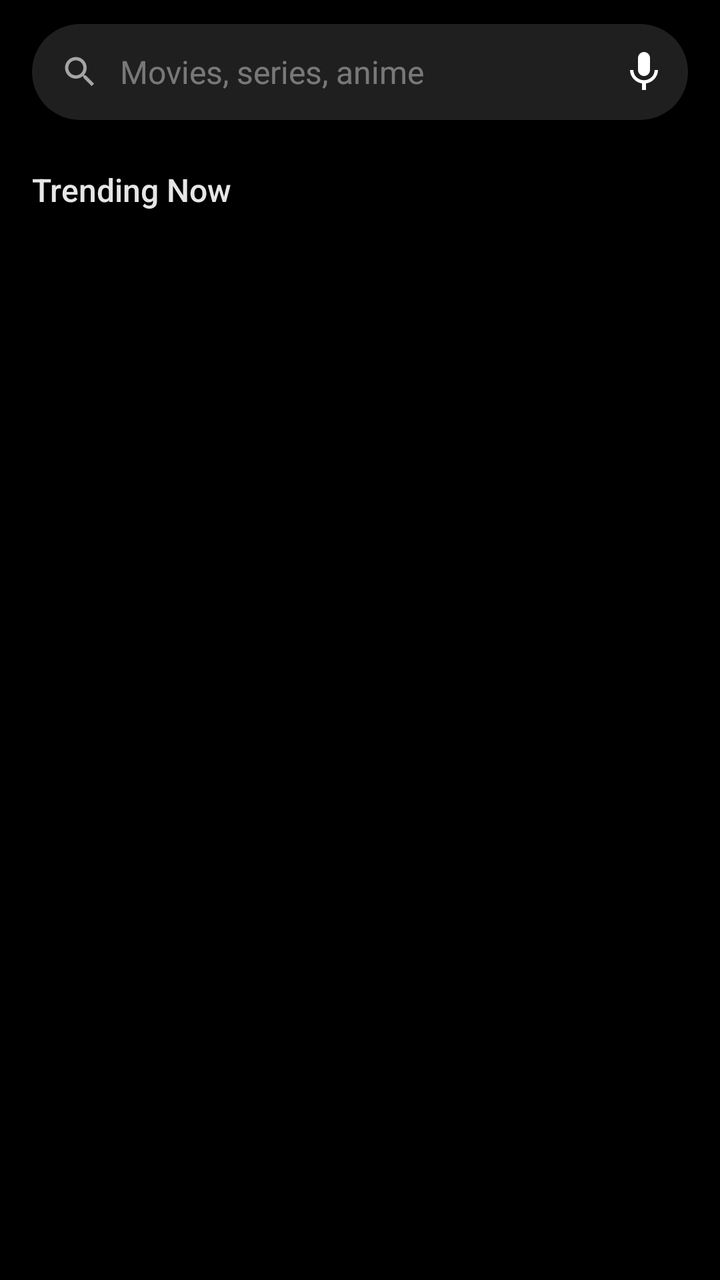
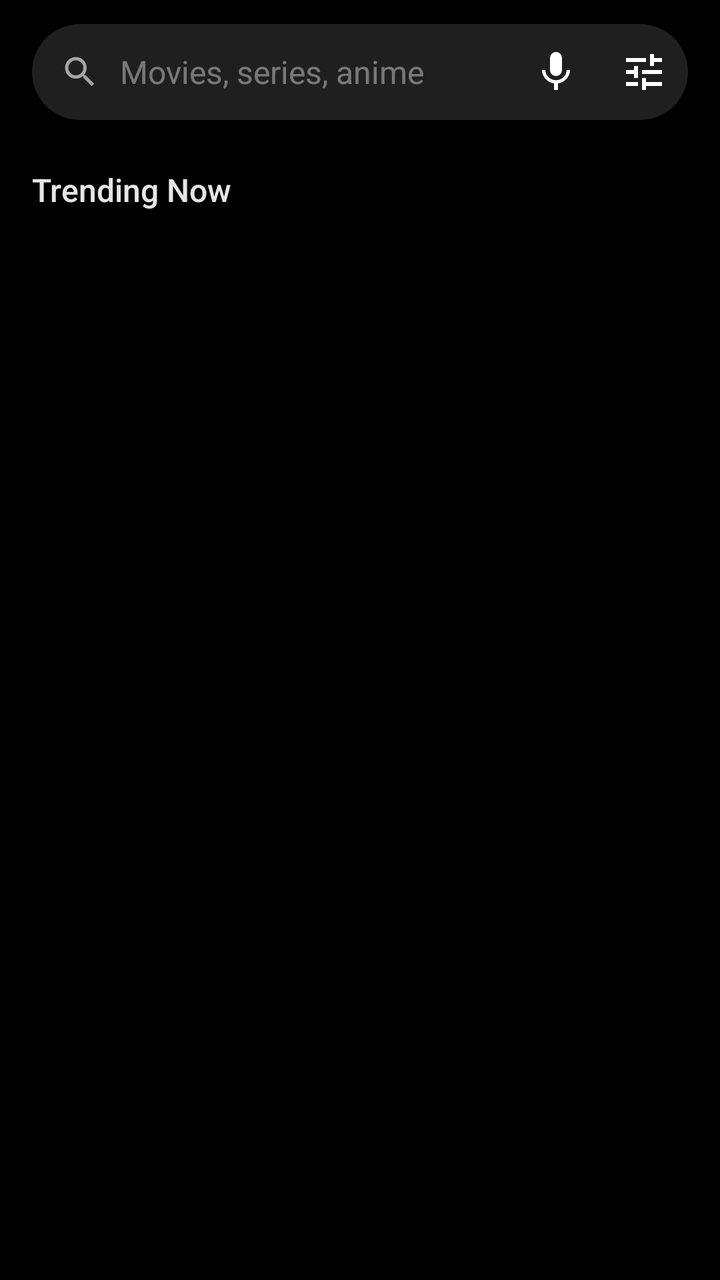

Before-and-after screenshots of an Android layout around one commit, followed by the original layout XML and the change that was made.
<!-- AndroidManifest.xml: application theme Theme.NovaTV -->
<!-- res/layout/fragment_search.xml -->
<?xml version="1.0" encoding="utf-8"?>
<LinearLayout xmlns:android="http://schemas.android.com/apk/res/android"
    android:layout_width="match_parent" android:layout_height="match_parent"
    android:orientation="vertical" android:background="@color/nova_black"
    android:paddingTop="12dp">

    <LinearLayout android:layout_width="match_parent" android:layout_height="48dp"
        android:layout_marginStart="16dp" android:layout_marginEnd="16dp"
        android:orientation="horizontal" android:gravity="center_vertical"
        android:background="@drawable/search_field">
        <ImageView android:layout_width="20dp" android:layout_height="20dp" android:layout_marginStart="14dp"
            android:src="@drawable/ic_search" android:alpha="0.6"/>
        <EditText android:id="@+id/search_input"
            android:layout_width="0dp" android:layout_weight="1" android:layout_height="match_parent"
            android:background="@null" android:paddingStart="10dp" android:paddingEnd="8dp"
            android:hint="Movies, series, anime" android:textColorHint="#66FFFFFF"
            android:textColor="@color/nova_white" android:textSize="16sp"
            android:inputType="text" android:imeOptions="actionSearch" android:singleLine="true"/>
        <ImageButton android:id="@+id/btn_clear"
            android:layout_width="40dp" android:layout_height="40dp" android:visibility="gone"
            android:background="?android:attr/selectableItemBackgroundBorderless"
            android:src="@android:drawable/ic_menu_close_clear_cancel" android:contentDescription="Clear"/>
        <ImageButton android:id="@+id/btn_voice"
            android:layout_width="44dp" android:layout_height="44dp"
            android:background="?android:attr/selectableItemBackgroundBorderless"
            android:src="@drawable/ic_mic" android:contentDescription="Voice search"/>
    </LinearLayout>

    <HorizontalScrollView android:layout_width="match_parent" android:layout_height="wrap_content"
        android:scrollbars="none" android:paddingStart="8dp" android:clipToPadding="false" android:layout_marginTop="12dp">
        <LinearLayout android:id="@+id/recent" android:layout_width="wrap_content" android:layout_height="wrap_content"
            android:orientation="horizontal"/>
    </HorizontalScrollView>

    <TextView android:id="@+id/results_title"
        android:layout_width="wrap_content" android:layout_height="wrap_content"
        android:paddingStart="16dp" android:layout_marginTop="12dp"
        android:textColor="#E6FFFFFF" android:textSize="16sp" android:fontFamily="sans-serif-medium"
        android:text="Trending Now"/>

    <androidx.recyclerview.widget.RecyclerView android:id="@+id/search_results"
        android:layout_width="match_parent" android:layout_height="0dp" android:layout_weight="1"
        android:paddingStart="12dp" android:paddingEnd="2dp" android:paddingTop="8dp" android:paddingBottom="16dp"
        android:clipToPadding="false"/>
</LinearLayout>
<!-- resources referenced by this layout -->
<resources>
  <color name="nova_black">#000000</color>
  <color name="nova_white">#FFFFFF</color>
  <!-- drawable ic_mic (drawable) -->
  <vector xmlns:android="http://schemas.android.com/apk/res/android" android:width="24dp" android:height="24dp" android:viewportWidth="24" android:viewportHeight="24">
      <path android:fillColor="#FFFFFFFF" android:pathData="M12,14c1.66,0 2.99,-1.34 2.99,-3L15,5c0,-1.66 -1.34,-3 -3,-3S9,3.34 9,5v6c0,1.66 1.34,3 3,3zM17.3,11c0,3 -2.54,5.1 -5.3,5.1S6.7,14 6.7,11H5c0,3.41 2.72,6.23 6,6.72V21h2v-3.28c3.28,-0.48 6,-3.3 6,-6.72h-1.7z"/>
  </vector>
  <!-- drawable ic_search (drawable) -->
  <vector xmlns:android="http://schemas.android.com/apk/res/android" android:width="20dp" android:height="20dp" android:viewportWidth="24" android:viewportHeight="24">
      <path android:fillColor="#FFFFFFFF" android:pathData="M15.5,14h-0.79l-0.28,-0.27C15.41,12.59 16,11.11 16,9.5 16,5.91 13.09,3 9.5,3S3,5.91 3,9.5 5.91,16 9.5,16c1.61,0 3.09,-0.59 4.23,-1.57l0.27,0.28v0.79l5,4.99L20.49,19l-4.99,-5zM9.5,14C7.01,14 5,11.99 5,9.5S7.01,5 9.5,5 14,7.01 14,9.5 11.99,14 9.5,14z"/>
  </vector>
  <!-- drawable search_field (drawable) -->
  <?xml version="1.0" encoding="utf-8"?>
  <selector xmlns:android="http://schemas.android.com/apk/res/android">
      <item android:state_focused="true"><shape><solid android:color="#33FFFFFF"/><stroke android:width="2dp" android:color="#FFFFFFFF"/><corners android:radius="24dp"/></shape></item>
      <item><shape><solid android:color="#1FFFFFFF"/><corners android:radius="24dp"/></shape></item>
  </selector>
  <style name="Theme.NovaTV" parent="Theme.AppCompat.NoActionBar">
          <item name="android:windowBackground">@color/nova_black</item>
          <item name="android:colorBackground">@color/nova_black</item>
          <item name="android:textColorPrimary">@color/nova_white</item>
          <item name="android:textColorSecondary">@color/nova_white70</item>
          <item name="colorPrimary">@color/nova_accent</item>
          <item name="colorPrimaryDark">@color/nova_black</item>
          <item name="colorAccent">@color/nova_accent</item>
          <item name="windowNoTitle">true</item>
          <item name="windowActionBar">false</item>
          <item name="android:defaultFocusHighlightEnabled">false</item>
          <item name="android:windowFullscreen">false</item>
          <item name="android:statusBarColor">@color/nova_black</item>
          <item name="android:navigationBarColor">@color/nova_black</item>
      </style>
  <color name="nova_white70">#B3FFFFFF</color>
  <color name="nova_accent">#0A84FF</color>
</resources>

<!-- the commit's change to res/layout/fragment_search.xml (unified diff, before → after) -->
@@ -9,7 +9,7 @@
         android:orientation="horizontal" android:gravity="center_vertical"
         android:background="@drawable/search_field">
         <ImageView android:layout_width="20dp" android:layout_height="20dp" android:layout_marginStart="14dp"
-            android:src="@drawable/ic_search" android:alpha="0.6"/>
+            android:src="@drawable/ic_search" android:alpha="0.6" android:importantForAccessibility="no"/>
         <EditText android:id="@+id/search_input"
             android:layout_width="0dp" android:layout_weight="1" android:layout_height="match_parent"
             android:background="@null" android:paddingStart="10dp" android:paddingEnd="8dp"
@@ -24,6 +24,10 @@
             android:layout_width="44dp" android:layout_height="44dp"
             android:background="?android:attr/selectableItemBackgroundBorderless"
             android:src="@drawable/ic_mic" android:contentDescription="Voice search"/>
+        <ImageButton android:id="@+id/btn_browse"
+            android:layout_width="44dp" android:layout_height="44dp"
+            android:background="?android:attr/selectableItemBackgroundBorderless"
+            android:src="@drawable/ic_tune" android:contentDescription="Browse with filters"/>
     </LinearLayout>
 
     <HorizontalScrollView android:layout_width="match_parent" android:layout_height="wrap_content"
@@ -38,6 +42,11 @@
         android:textColor="#E6FFFFFF" android:textSize="16sp" android:fontFamily="sans-serif-medium"
         android:text="Trending Now"/>
 
+    <LinearLayout android:id="@+id/type_chips"
+        android:layout_width="wrap_content" android:layout_height="wrap_content"
+        android:orientation="horizontal" android:paddingStart="8dp" android:layout_marginTop="10dp"
+        android:visibility="gone"/>
+
     <androidx.recyclerview.widget.RecyclerView android:id="@+id/search_results"
         android:layout_width="match_parent" android:layout_height="0dp" android:layout_weight="1"
         android:paddingStart="12dp" android:paddingEnd="2dp" android:paddingTop="8dp" android:paddingBottom="16dp"
<!-- resource entries referenced after the edit -->
@@ -9,6 +9,10 @@
   <!-- drawable ic_search (drawable) -->
   <vector xmlns:android="http://schemas.android.com/apk/res/android" android:width="20dp" android:height="20dp" android:viewportWidth="24" android:viewportHeight="24">
       <path android:fillColor="#FFFFFFFF" android:pathData="M15.5,14h-0.79l-0.28,-0.27C15.41,12.59 16,11.11 16,9.5 16,5.91 13.09,3 9.5,3S3,5.91 3,9.5 5.91,16 9.5,16c1.61,0 3.09,-0.59 4.23,-1.57l0.27,0.28v0.79l5,4.99L20.49,19l-4.99,-5zM9.5,14C7.01,14 5,11.99 5,9.5S7.01,5 9.5,5 14,7.01 14,9.5 11.99,14 9.5,14z"/>
+  </vector>
+  <!-- drawable ic_tune (drawable) -->
+  <vector xmlns:android="http://schemas.android.com/apk/res/android" android:width="24dp" android:height="24dp" android:viewportWidth="24" android:viewportHeight="24">
+      <path android:fillColor="#FFFFFFFF" android:pathData="M3,17v2h6v-2H3zM3,5v2h10V5H3zM13,21v-2h8v-2h-8v-2h-2v6h2zM7,9v2H3v2h4v2h2V9H7zM21,13v-2H11v2h10zM15,9h2V7h4V5h-4V3h-2v6z"/>
   </vector>
   <!-- drawable search_field (drawable) -->
   <?xml version="1.0" encoding="utf-8"?>
